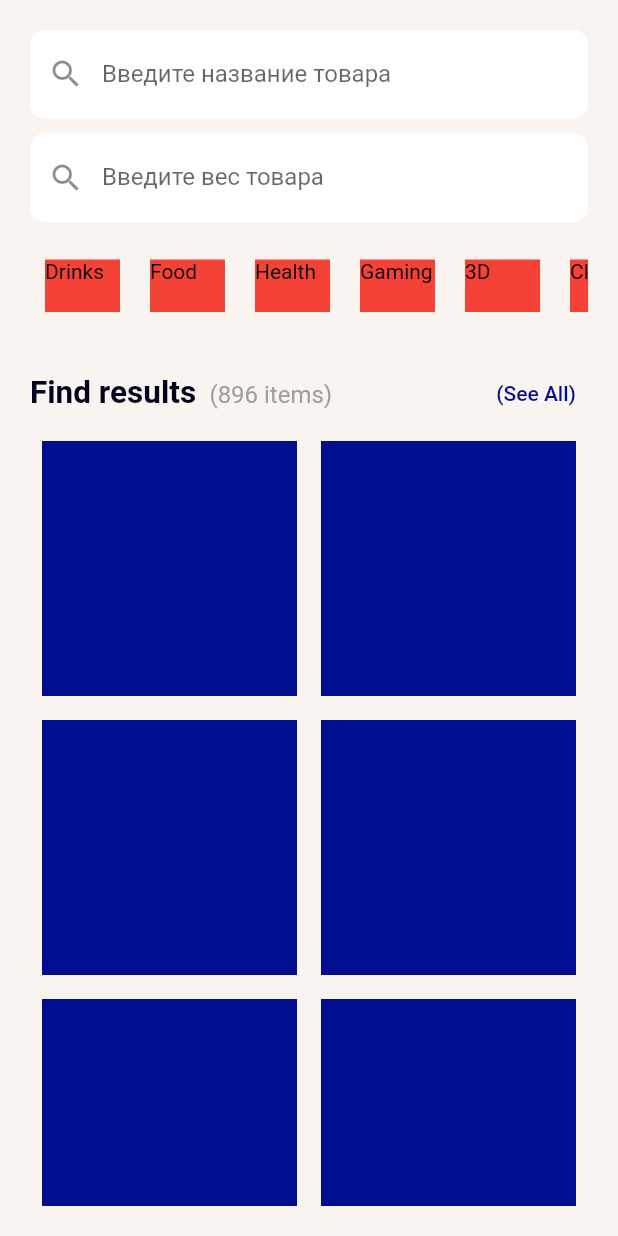
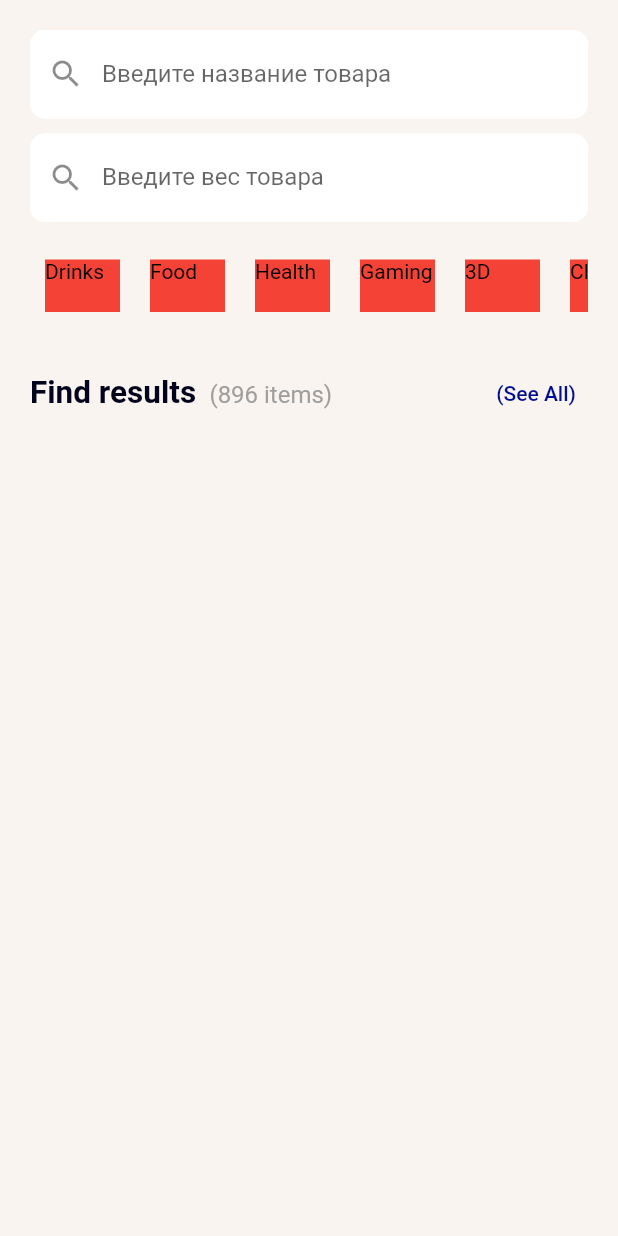
Before and after one commit to Vanilla1999/shop_list, a Flutter app: the screen it shows after launch, on a phone screen of 412 x 824 dp. Run offline on Flutter 3.47's test engine with Material 2 defaults, Android fonts, the phone set to English and light mode, and no system bars; our stand-ins replace bloc, dio, flutter_bloc, flutter_native_splash, freezed_annotation, hive and 3 more; missing offline and left inert: dart:ffi; accounts and stored records are empty; generated files the repository leaves out were written again.

Commit message:
fix shop_hive,product_hive for Retrofit, start bloc

```diff
--- a/lib/main.dart
+++ b/lib/main.dart
@@ -1,9 +1,11 @@
 import 'package:flutter/material.dart';
 import 'package:flutter_native_splash/flutter_native_splash.dart';
 import 'package:shop_list/presentation/app/shop_app.dart';
+import 'data/datasources/hive_repo.dart';
 
-void main() {
+void main() async {
   WidgetsBinding widgetsBinding = WidgetsFlutterBinding.ensureInitialized();
   FlutterNativeSplash.preserve(widgetsBinding: widgetsBinding);
+  await HiveRepo().init();
   runApp(const ShopApp());
 }
--- a/lib/navigation/screen_factory.dart
+++ b/lib/navigation/screen_factory.dart
@@ -1,8 +1,14 @@
 import 'package:flutter/material.dart';
+import 'package:flutter_bloc/flutter_bloc.dart';
+import 'package:shop_list/presentation/shop_list_screen/blocs/shop_list_bloc.dart';
+import 'package:shop_list/presentation/shop_list_screen/blocs/shop_list_event.dart';
 import 'package:shop_list/presentation/shop_list_screen/screen/shop_screen.dart';
 
 class ScreenFactory {
   Widget makeShopListScreen() {
-    return const ShopListScreen();
+    return BlocProvider<ShopListBloc>(
+      create: (context) => ShopListBloc()..add(const ShopListEvents.initialData()),
+      child: const ShopListScreen(),
+    );
   }
 }
--- a/lib/presentation/shop_list_screen/blocs/shop_list_bloc.dart
+++ b/lib/presentation/shop_list_screen/blocs/shop_list_bloc.dart
@@ -1,6 +1,7 @@
 import 'package:bloc/bloc.dart';
 import 'package:shop_list/data/datasources/hive_repo.dart';
 import 'package:shop_list/data/datasources/retrofit_client.dart';
+import 'package:shop_list/data/models/shop.dart';
 import 'package:shop_list/data/repository/shop_repo.dart';
 import 'package:shop_list/presentation/shop_list_screen/blocs/shop_list_event.dart';
 
@@ -8,11 +9,16 @@ import 'shop_list_state.dart';
 
 class ShopListBloc extends Bloc<ShopListEvents, ShopListState> {
   final RestClientMock apiClient = RestClientMock();
-  final ShopRepoImpl databaseRepo = ShopRepoImpl(hiveRepo: HiveRepo());
+  final ShopRepo databaseRepo = ShopRepoImpl(hiveRepo: HiveRepo());
 
   ShopListBloc() : super(const ShopListState.loading()) {
-    on<ShopListEvents>((event, emit) {
-      event.when(filter: filter)
+    on<ShopListEvents>((event, emit) async {
+      await event.when(
+          filter: (productName, productWeight, productType) {},
+          initialData: () async {
+            final List<Shop> shopList = await databaseRepo.getShopList();
+            emit(ShopListState.success(shopList: shopList));
+          });
     });
   }
 }
--- a/lib/presentation/shop_list_screen/widgets/shop_list_widget.dart
+++ b/lib/presentation/shop_list_screen/widgets/shop_list_widget.dart
@@ -1,6 +1,10 @@
 import 'dart:ffi';
 
 import 'package:flutter/material.dart';
+import 'package:flutter_bloc/flutter_bloc.dart';
+import 'package:shop_list/data/models/shop.dart';
+import 'package:shop_list/presentation/shop_list_screen/blocs/shop_list_bloc.dart';
+import 'package:shop_list/presentation/shop_list_screen/blocs/shop_list_state.dart';
 import 'package:shop_list/tools/app_colors.dart';
 
 class ShopListWidget extends StatelessWidget {
@@ -8,13 +12,22 @@ class ShopListWidget extends StatelessWidget {
 
   @override
   Widget build(BuildContext context) {
+    return BlocConsumer<ShopListBloc, ShopListState>(
+      listener: (context, state) {
+        // do stuff here based on BlocA's state
+      },
+      builder: (context, state) {
         return Expanded(
           child: Column(
-        children: const [
-          _ResultsTextWithSeeAllWidget(),
-          _ShopListResultWidget(),
+            children: [
+              const _ResultsTextWithSeeAllWidget(),
+              _ShopListResultWidget(
+                state: state,
+              ),
             ],
           ),
+        );
+      },
     );
   }
 }
@@ -65,28 +78,19 @@ class _ResultsTextWithSeeAllWidget extends StatelessWidget {
 }
 
 class _ShopListResultWidget extends StatelessWidget {
-  const _ShopListResultWidget({Key? key}) : super(key: key);
+  final ShopListState state;
+
+  const _ShopListResultWidget({Key? key, required this.state})
+      : super(key: key);
 
   @override
   Widget build(BuildContext context) {
-    final mockList = [
-      "Банан",
-      "Банан",
-      "Банан",
-      "Банан",
-      "Банан",
-      "Банан",
-      "Банан",
-      "Банан",
-      "Банан",
-      "Банан",
-      "Банан",
-      "Банан"
-    ];
-    return Expanded(
+    return state.when(
+        loading: () => Expanded(
               child: GridView.builder(
-        gridDelegate: const SliverGridDelegateWithFixedCrossAxisCount(crossAxisCount: 2),
-        itemCount: mockList.length,
+                gridDelegate: const SliverGridDelegateWithFixedCrossAxisCount(
+                    crossAxisCount: 2),
+                itemCount: 0,
                 itemBuilder: (context, index) {
                   return Padding(
                     padding: const EdgeInsets.all(8.0),
@@ -96,6 +100,37 @@ class _ShopListResultWidget extends StatelessWidget {
                   );
                 },
               ),
+            ),
+        success: (list) => Expanded(
+              child: GridView.builder(
+                gridDelegate: const SliverGridDelegateWithFixedCrossAxisCount(
+                    crossAxisCount: 2),
+                itemCount: list.length,
+                itemBuilder: (context, index) {
+                  return Padding(
+                    padding: const EdgeInsets.all(8.0),
+                    child: Container(
+                      color: AppColors.startGradient,
+                      child: Text(list[index].name),
+                    ),
                   );
+                },
+              ),
+            ),
+        failure: (error) => Expanded(
+              child: GridView.builder(
+                gridDelegate: const SliverGridDelegateWithFixedCrossAxisCount(
+                    crossAxisCount: 2),
+                itemCount: 0,
+                itemBuilder: (context, index) {
+                  return Padding(
+                    padding: const EdgeInsets.all(8.0),
+                    child: Container(
+                      color: AppColors.startGradient,
+                    ),
+                  );
+                },
+              ),
+            ));
   }
 }
```
Also changed, not shown: lib/data/datasources/retrofit_client.dart (+35 -35 lines), lib/data/hive_objects/product_hive.dart (+6 -4 lines), lib/data/hive_objects/shop_hive.dart (+4 -4 lines), pubspec.yaml (+5 -2 lines), pubspec.lock. Lines whose indentation alone changed are shown as unchanged.
